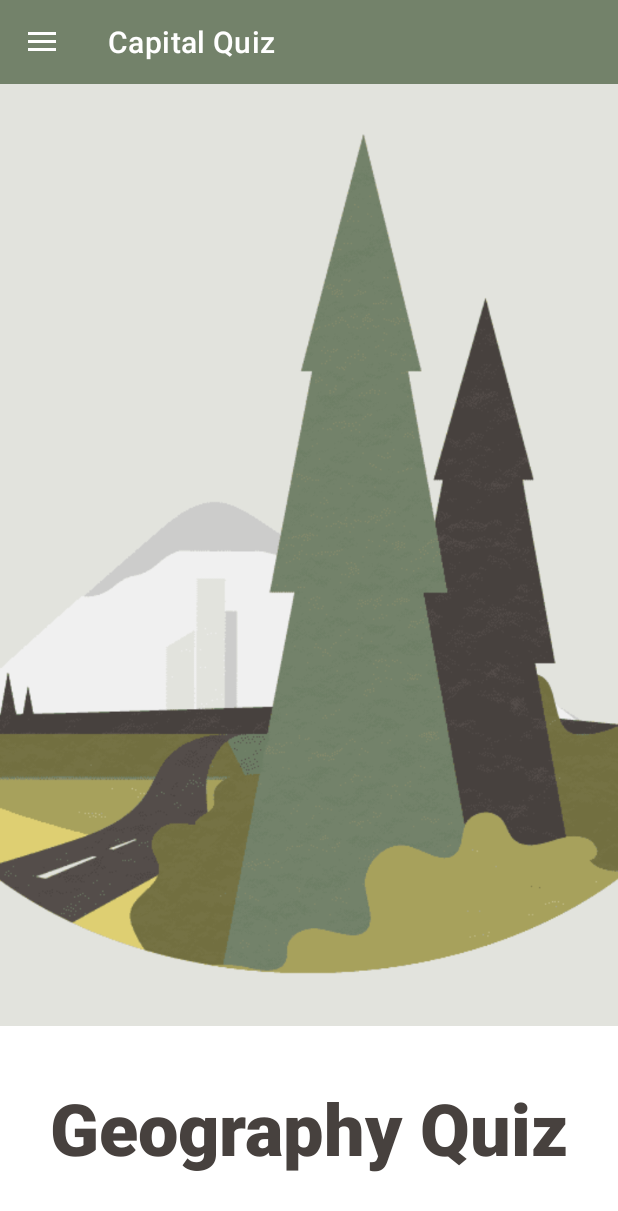
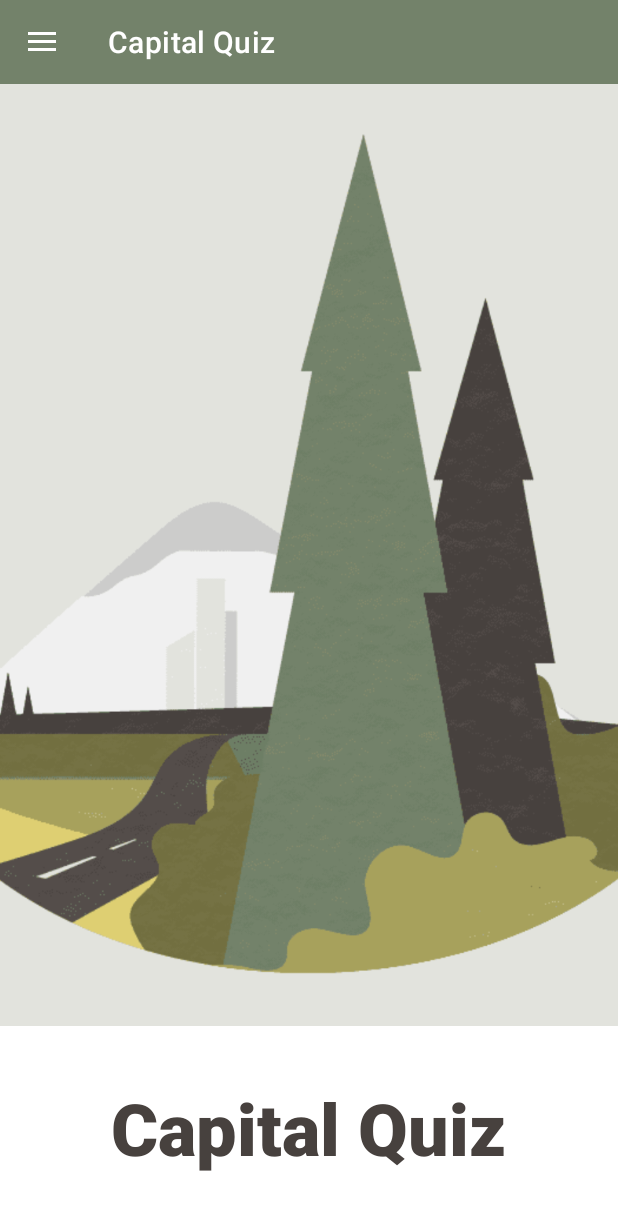
Before and after one commit to eugraff2/CapitalQuiz, an Android app: the screen it shows after launch (MainActivity), on a phone screen of 412 x 824 dp. Shown: the top 1211 px of the screen. Run offline under Robolectric (Android 15) with nearby library versions, the phone set to English and light mode, and no system bars.

Commit message:
Rename on Splash Screen

```diff
--- a/app/src/main/res/layout/fragment_splash_screen.xml
+++ b/app/src/main/res/layout/fragment_splash_screen.xml
@@ -21,7 +21,7 @@
         android:layout_gravity="bottom|center"
         android:layout_marginBottom="40dp"
         android:fontFamily="sans-serif-black"
-        android:text="Geography Quiz"
+        android:text="Capital Quiz"
         android:textColor="@color/custom_brown"
         android:textSize="48sp"
         android:textStyle="bold" />
```
